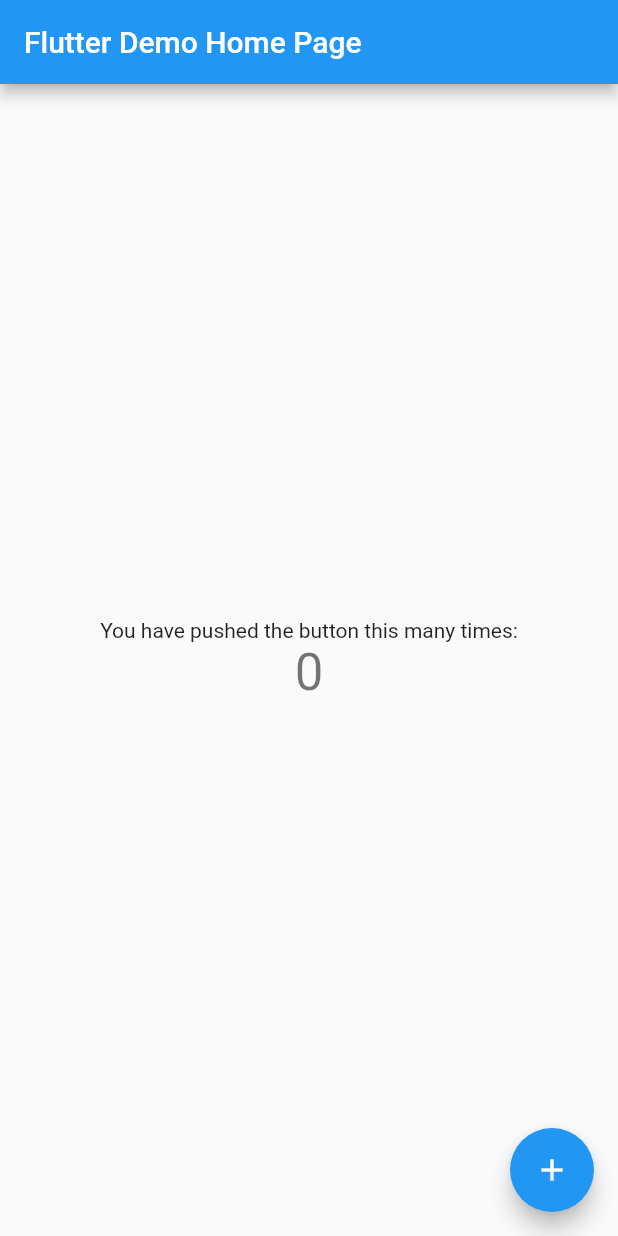
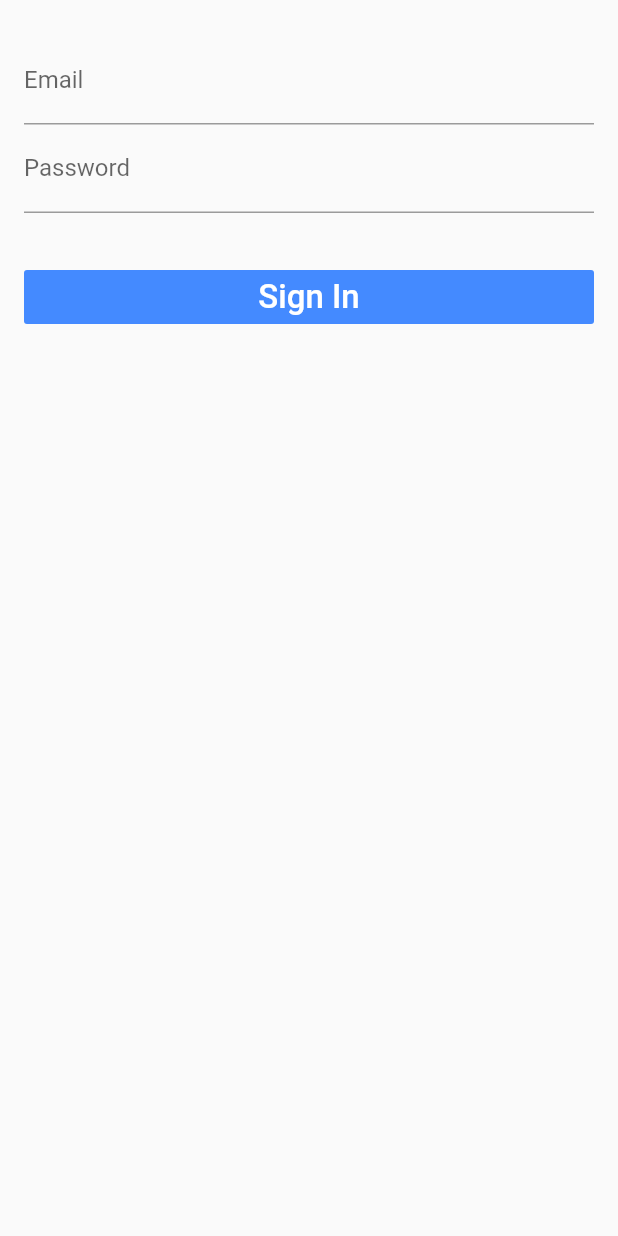
Before and after one commit to ibrahnerd7/expense-tracker-app, a Flutter app: the screen it shows after launch, on a phone screen of 412 x 824 dp. Run offline on Flutter 3.47's test engine with Material 2 defaults, Android fonts, the phone set to English and light mode, and no system bars.

Commit message:
Bootstrap sign in screen

```diff
--- a/lib/main.dart
+++ b/lib/main.dart
@@ -1,3 +1,4 @@
+import 'package:expense_app/screens/sign_up.dart';
 import 'package:flutter/material.dart';
 
 void main() {
@@ -5,113 +6,16 @@ void main() {
 }
 
 class MyApp extends StatelessWidget {
-  // This widget is the root of your application.
   @override
   Widget build(BuildContext context) {
     return MaterialApp(
-      title: 'Flutter Demo',
       theme: ThemeData(
-        // This is the theme of your application.
-        //
-        // Try running your application with "flutter run". You'll see the
-        // application has a blue toolbar. Then, without quitting the app, try
-        // changing the primarySwatch below to Colors.green and then invoke
-        // "hot reload" (press "r" in the console where you ran "flutter run",
-        // or simply save your changes to "hot reload" in a Flutter IDE).
-        // Notice that the counter didn't reset back to zero; the application
-        // is not restarted.
-        primarySwatch: Colors.blue,
-        // This makes the visual density adapt to the platform that you run
-        // the app on. For desktop platforms, the controls will be smaller and
-        // closer together (more dense) than on mobile platforms.
-        visualDensity: VisualDensity.adaptivePlatformDensity,
+        primarySwatch: Colors.teal,
       ),
-      home: MyHomePage(title: 'Flutter Demo Home Page'),
+      initialRoute: 'Sign Up',
+      routes: {
+        'Sign Up':(context)=>SignUpScreen()
+      },
     );
   }
 }
-
-class MyHomePage extends StatefulWidget {
-  MyHomePage({Key key, this.title}) : super(key: key);
-
-  // This widget is the home page of your application. It is stateful, meaning
-  // that it has a State object (defined below) that contains fields that affect
-  // how it looks.
-
-  // This class is the configuration for the state. It holds the values (in this
-  // case the title) provided by the parent (in this case the App widget) and
-  // used by the build method of the State. Fields in a Widget subclass are
-  // always marked "final".
-
-  final String title;
-
-  @override
-  _MyHomePageState createState() => _MyHomePageState();
-}
-
-class _MyHomePageState extends State<MyHomePage> {
-  int _counter = 0;
-
-  void _incrementCounter() {
-    setState(() {
-      // This call to setState tells the Flutter framework that something has
-      // changed in this State, which causes it to rerun the build method below
-      // so that the display can reflect the updated values. If we changed
-      // _counter without calling setState(), then the build method would not be
-      // called again, and so nothing would appear to happen.
-      _counter++;
-    });
-  }
-
-  @override
-  Widget build(BuildContext context) {
-    // This method is rerun every time setState is called, for instance as done
-    // by the _incrementCounter method above.
-    //
-    // The Flutter framework has been optimized to make rerunning build methods
-    // fast, so that you can just rebuild anything that needs updating rather
-    // than having to individually change instances of widgets.
-    return Scaffold(
-      appBar: AppBar(
-        // Here we take the value from the MyHomePage object that was created by
-        // the App.build method, and use it to set our appbar title.
-        title: Text(widget.title),
-      ),
-      body: Center(
-        // Center is a layout widget. It takes a single child and positions it
-        // in the middle of the parent.
-        child: Column(
-          // Column is also a layout widget. It takes a list of children and
-          // arranges them vertically. By default, it sizes itself to fit its
-          // children horizontally, and tries to be as tall as its parent.
-          //
-          // Invoke "debug painting" (press "p" in the console, choose the
-          // "Toggle Debug Paint" action from the Flutter Inspector in Android
-          // Studio, or the "Toggle Debug Paint" command in Visual Studio Code)
-          // to see the wireframe for each widget.
-          //
-          // Column has various properties to control how it sizes itself and
-          // how it positions its children. Here we use mainAxisAlignment to
-          // center the children vertically; the main axis here is the vertical
-          // axis because Columns are vertical (the cross axis would be
-          // horizontal).
-          mainAxisAlignment: MainAxisAlignment.center,
-          children: <Widget>[
-            Text(
-              'You have pushed the button this many times:',
-            ),
-            Text(
-              '$_counter',
-              style: Theme.of(context).textTheme.headline4,
-            ),
-          ],
-        ),
-      ),
-      floatingActionButton: FloatingActionButton(
-        onPressed: _incrementCounter,
-        tooltip: 'Increment',
-        child: Icon(Icons.add),
-      ), // This trailing comma makes auto-formatting nicer for build methods.
-    );
-  }
-}
--- /dev/null
+++ b/lib/screens/sign_up.dart
@@ -0,0 +1,81 @@
+import 'package:flutter/material.dart';
+
+class SignUpScreen extends StatefulWidget {
+  @override
+  _SignUpScreenState createState() => _SignUpScreenState();
+}
+
+class _SignUpScreenState extends State<SignUpScreen> {
+  final _formKey = GlobalKey<FormState>();
+  final emailController=TextEditingController();
+  final passwordController=TextEditingController();
+
+  @override
+  Widget build(BuildContext context) {
+    return Scaffold(
+      body: SingleChildScrollView(
+        child: Container(
+          margin: const EdgeInsets.only(top: 24, bottom: 16),
+          child: Padding(
+            padding:const EdgeInsets.only(left: 16.0, right: 16.0),
+            child: Column(
+              crossAxisAlignment: CrossAxisAlignment.center,
+              children: [
+                Form(
+                    key: _formKey,
+                    child: Column(
+                      crossAxisAlignment: CrossAxisAlignment.center,
+                      children: [
+                        TextFormField(
+                          keyboardType: TextInputType.emailAddress,
+                          controller: emailController,
+                          decoration: InputDecoration(labelText: "Email"),
+                          validator: (value) {
+                            if (value.isEmpty) {
+                              return 'Please enter some email address';
+                            }
+                            return null;
+                          },
+                        ),
+                        TextFormField(
+                          controller:passwordController ,
+                          keyboardType: TextInputType.visiblePassword,
+                          decoration: InputDecoration(labelText: "Password"),
+                          validator: (value) {
+                            if (value.isEmpty) {
+                              return 'Please enter some password';
+                            }
+                            return null;
+                          },
+                        ),
+
+                        Container(
+                          width: double.infinity,
+                          margin: EdgeInsets.only(top: 32),
+                          child: Expanded(
+                            child: FlatButton(
+                              child: Text(
+                                'Sign In',
+                                style: TextStyle(fontSize: 22.0),
+                              ),
+                              color: Colors.blueAccent,
+                              textColor: Colors.white,
+                              onPressed: () {
+                                if (_formKey.currentState.validate()) {
+
+                                }
+                              },
+                            ),
+                          ),
+                        ),
+                      ],
+                    ))
+              ],
+            ),
+          ),
+        ),
+      )
+      ,
+    );
+  }
+}
```
